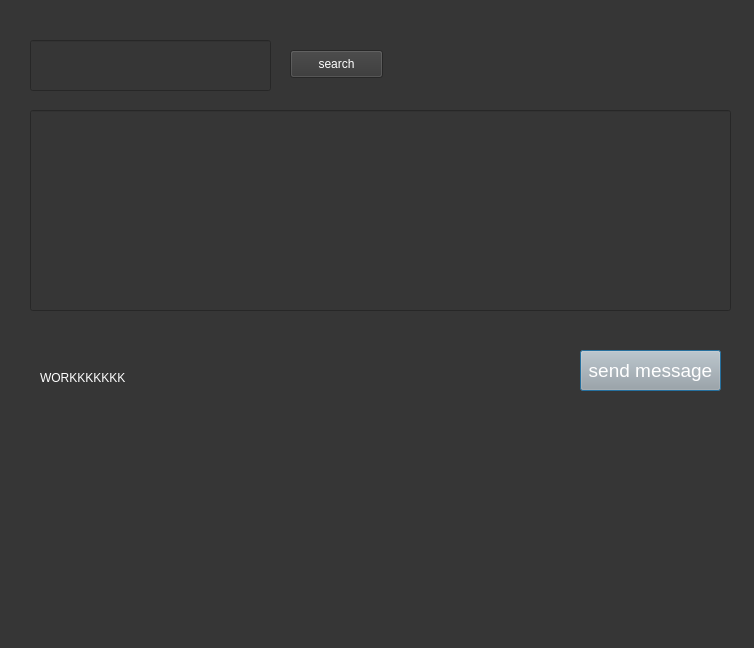
Aavvii/SearchableEncryption, file Local/WORK2.ui: the form before one commit.
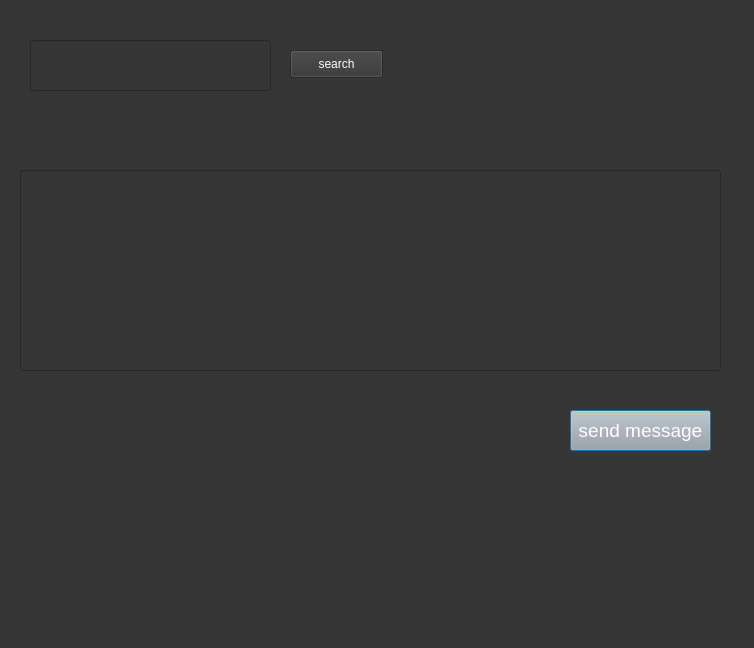
The form after the commit.

The edit to the form file:
```diff
--- a/Local/WORK2.ui
+++ b/Local/WORK2.ui
@@ -19,8 +19,8 @@
   <widget class="QLineEdit" name="email">
    <property name="geometry">
     <rect>
-     <x>30</x>
-     <y>110</y>
+     <x>20</x>
+     <y>170</y>
      <width>701</width>
      <height>201</height>
     </rect>
@@ -48,8 +48,8 @@
   <widget class="QPushButton" name="send">
    <property name="geometry">
     <rect>
-     <x>580</x>
-     <y>350</y>
+     <x>570</x>
+     <y>410</y>
      <width>141</width>
      <height>41</height>
     </rect>
@@ -64,8 +64,8 @@
   <widget class="QLabel" name="label_4">
    <property name="geometry">
     <rect>
-     <x>40</x>
-     <y>370</y>
+     <x>30</x>
+     <y>430</y>
      <width>171</width>
      <height>16</height>
     </rect>
@@ -74,7 +74,7 @@
     <string notr="true">color:rgb(255, 255, 255)</string>
    </property>
    <property name="text">
-    <string>WORKKKKKKK</string>
+    <string/>
    </property>
   </widget>
   <widget class="QPushButton" name="createaccbutton">
```
Left out of the diff: 15 changed lines with no effect on the pictures.
